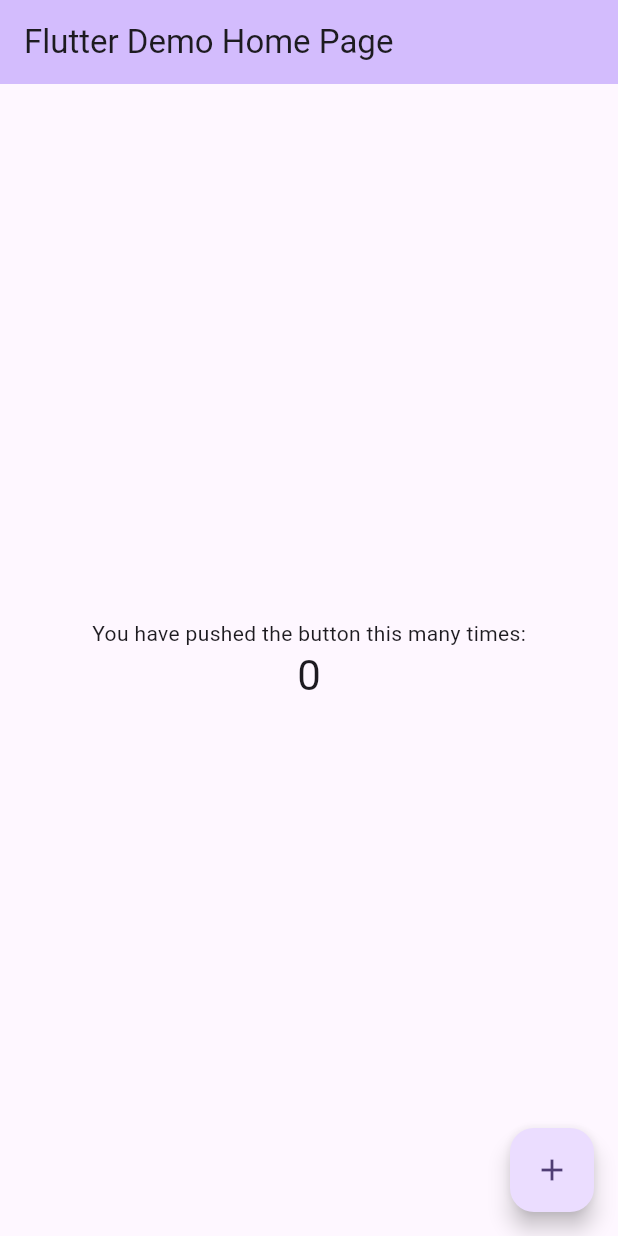
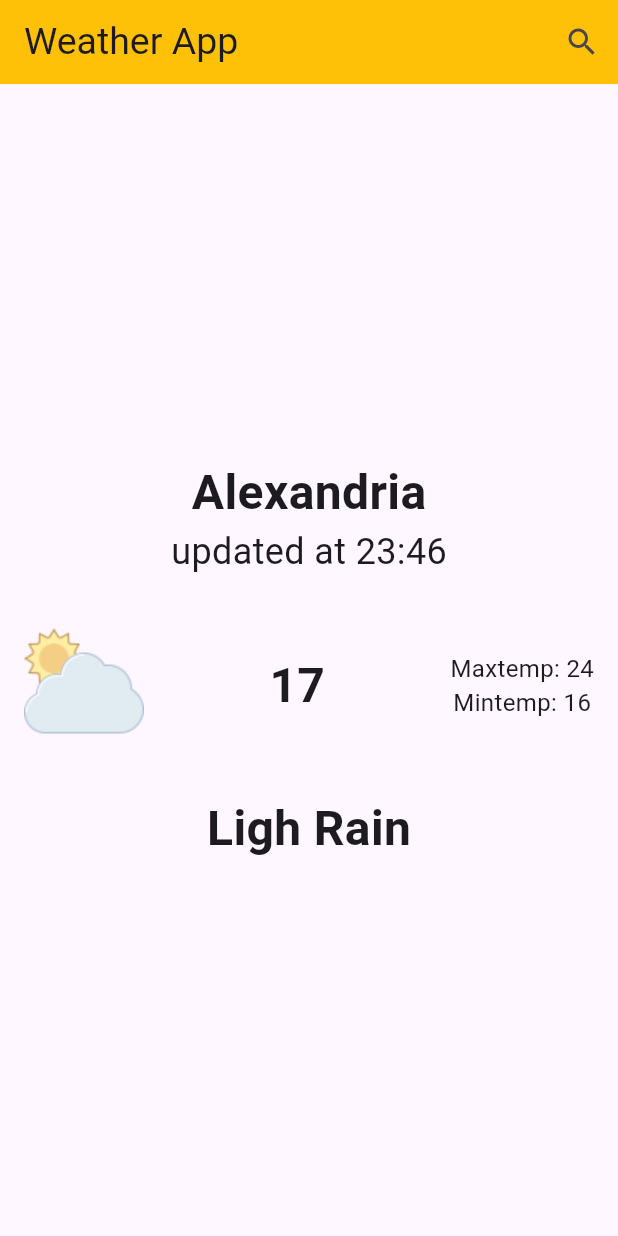
Before and after one commit to Alaanaser714/Weather-App, a Flutter app: the screen it shows after launch, on a phone screen of 412 x 824 dp. Run offline on Flutter 3.47's test engine with Material 3 defaults, Android fonts, the phone set to English and light mode, and no system bars.

Commit message:
screens ui

```diff
--- a/lib/main.dart
+++ b/lib/main.dart
@@ -1,4 +1,6 @@
 import 'package:flutter/material.dart';
+
+import 'view/screens/home_screen.dart';
 
 void main() {
   runApp(const MyApp());
@@ -10,116 +12,9 @@ class MyApp extends StatelessWidget {
   // This widget is the root of your application.
   @override
   Widget build(BuildContext context) {
-    return MaterialApp(
-      title: 'Flutter Demo',
-      theme: ThemeData(
-        // This is the theme of your application.
-        //
-        // TRY THIS: Try running your application with "flutter run". You'll see
-        // the application has a purple toolbar. Then, without quitting the app,
-        // try changing the seedColor in the colorScheme below to Colors.green
-        // and then invoke "hot reload" (save your changes or press the "hot
-        // reload" button in a Flutter-supported IDE, or press "r" if you used
-        // the command line to start the app).
-        //
-        // Notice that the counter didn't reset back to zero; the application
-        // state is not lost during the reload. To reset the state, use hot
-        // restart instead.
-        //
-        // This works for code too, not just values: Most code changes can be
-        // tested with just a hot reload.
-        colorScheme: ColorScheme.fromSeed(seedColor: Colors.deepPurple),
-        useMaterial3: true,
-      ),
-      home: const MyHomePage(title: 'Flutter Demo Home Page'),
+    return const MaterialApp(
+      debugShowCheckedModeBanner: false,
+      home: HomeScreen(),
     );
   }
 }
-
-class MyHomePage extends StatefulWidget {
-  const MyHomePage({super.key, required this.title});
-
-  // This widget is the home page of your application. It is stateful, meaning
-  // that it has a State object (defined below) that contains fields that affect
-  // how it looks.
-
-  // This class is the configuration for the state. It holds the values (in this
-  // case the title) provided by the parent (in this case the App widget) and
-  // used by the build method of the State. Fields in a Widget subclass are
-  // always marked "final".
-
-  final String title;
-
-  @override
-  State<MyHomePage> createState() => _MyHomePageState();
-}
-
-class _MyHomePageState extends State<MyHomePage> {
-  int _counter = 0;
-
-  void _incrementCounter() {
-    setState(() {
-      // This call to setState tells the Flutter framework that something has
-      // changed in this State, which causes it to rerun the build method below
-      // so that the display can reflect the updated values. If we changed
-      // _counter without calling setState(), then the build method would not be
-      // called again, and so nothing would appear to happen.
-      _counter++;
-    });
-  }
-
-  @override
-  Widget build(BuildContext context) {
-    // This method is rerun every time setState is called, for instance as done
-    // by the _incrementCounter method above.
-    //
-    // The Flutter framework has been optimized to make rerunning build methods
-    // fast, so that you can just rebuild anything that needs updating rather
-    // than having to individually change instances of widgets.
-    return Scaffold(
-      appBar: AppBar(
-        // TRY THIS: Try changing the color here to a specific color (to
-        // Colors.amber, perhaps?) and trigger a hot reload to see the AppBar
-        // change color while the other colors stay the same.
-        backgroundColor: Theme.of(context).colorScheme.inversePrimary,
-        // Here we take the value from the MyHomePage object that was created by
-        // the App.build method, and use it to set our appbar title.
-        title: Text(widget.title),
-      ),
-      body: Center(
-        // Center is a layout widget. It takes a single child and positions it
-        // in the middle of the parent.
-        child: Column(
-          // Column is also a layout widget. It takes a list of children and
-          // arranges them vertically. By default, it sizes itself to fit its
-          // children horizontally, and tries to be as tall as its parent.
-          //
-          // Column has various properties to control how it sizes itself and
-          // how it positions its children. Here we use mainAxisAlignment to
-          // center the children vertically; the main axis here is the vertical
-          // axis because Columns are vertical (the cross axis would be
-          // horizontal).
-          //
-          // TRY THIS: Invoke "debug painting" (choose the "Toggle Debug Paint"
-          // action in the IDE, or press "p" in the console), to see the
-          // wireframe for each widget.
-          mainAxisAlignment: MainAxisAlignment.center,
-          children: <Widget>[
-            const Text(
-              'You have pushed the button this many times:',
-            ),
-            Text(
-              '$_counter',
-              style: Theme.of(context).textTheme.headlineMedium,
-            ),
-          ],
-        ),
-      ),
-      floatingActionButton: FloatingActionButton(
-        onPressed: _incrementCounter,
-        tooltip: 'Increment',
-        child: const Icon(Icons.add),
-      ), // This trailing comma makes auto-formatting nicer for build methods.
-    );
-  }
-}
--- /dev/null
+++ b/lib/view/componets/weather_info_body.dart
@@ -0,0 +1,76 @@
+// ignore_for_file: prefer_const_constructors, prefer_const_literals_to_create_immutables
+
+import 'package:flutter/material.dart';
+
+class WeatherInfoBody extends StatelessWidget {
+  const WeatherInfoBody({super.key});
+
+  @override
+  Widget build(BuildContext context) {
+    return Padding(
+      padding: const EdgeInsets.symmetric(horizontal: 16),
+      child: Column(
+        mainAxisAlignment: MainAxisAlignment.center,
+        children: [
+          Text(
+            'Alexandria',
+            style: const TextStyle(
+              fontWeight: FontWeight.bold,
+              fontSize: 32,
+            ),
+          ),
+          Text(
+            'updated at 23:46',
+            style: const TextStyle(
+              fontSize: 24,
+            ),
+          ),
+          const SizedBox(
+            height: 32,
+          ),
+          Row(
+            mainAxisAlignment: MainAxisAlignment.spaceBetween,
+            children: [
+              Image.asset(
+                'assets/images/cloudy.png',
+              ),
+              Text(
+                '17',
+                style: const TextStyle(
+                  fontWeight: FontWeight.bold,
+                  fontSize: 32,
+                ),
+              ),
+              Column(
+                children: [
+                  Text(
+                    'Maxtemp: 24',
+                    style: const TextStyle(
+                      fontSize: 16,
+                    ),
+                  ),
+                  Text(
+                    'Mintemp: 16',
+                    style: const TextStyle(
+                      fontSize: 16,
+                    ),
+                  ),
+                ],
+              ),
+            ],
+          ),
+          const SizedBox(
+            height: 32,
+          ),
+          Text(
+            'Ligh Rain',
+            style: const TextStyle(
+              fontWeight: FontWeight.bold,
+              fontSize: 32,
+            ),
+          ),
+        ],
+      ),
+    );
+  }
+}
--- /dev/null
+++ b/lib/view/screens/home_screen.dart
@@ -0,0 +1,38 @@
+// ignore_for_file: prefer_const_constructors
+import 'package:flutter/material.dart';
+import '../componets/no_weather_body.dart';
+import '../componets/weather_info_body.dart';
+import 'search_screen.dart';
+
+class HomeScreen extends StatelessWidget {
+  const HomeScreen({super.key});
+
+  @override
+  Widget build(BuildContext context) {
+    return Scaffold(
+      appBar: AppBar(
+        backgroundColor: Colors.amber,
+        title: const Text(
+          'Weather App',
+          style: TextStyle(
+            fontSize: 25,
+          ),
+        ),
+        actions: [
+          IconButton(
+              onPressed: () {
+                Navigator.push(
+                    context,
+                    MaterialPageRoute(
+                      builder: (context) => SearchScreen(),
+                    ));
+              },
+              icon: Icon(
+                Icons.search,
+              ))
+        ],
+      ),
+      body: WeatherInfoBody(),
+    );
+  }
+}
--- a/pubspec.yaml
+++ b/pubspec.yaml
@@ -59,9 +59,9 @@ flutter:
   uses-material-design: true
 
   # To add assets to your application, add an assets section, like this:
-  # assets:
-  #   - images/a_dot_burr.jpeg
-  #   - images/a_dot_ham.jpeg
+  assets:
+    - assets/images/
+
 
   # An image asset can refer to one or more resolution-specific "variants", see
   # https://flutter.dev/to/resolution-aware-images
```
Also changed, not shown: lib/view/componets/no_weather_body.dart (added, +30 -0 lines), lib/view/screens/search_screen.dart (added, +76 -0 lines), assets/images/clear.png (added), assets/images/cloudy.png (added), assets/images/rainy.png (added), assets/images/snow.png (added), assets/images/thunderstorm.png (added).
